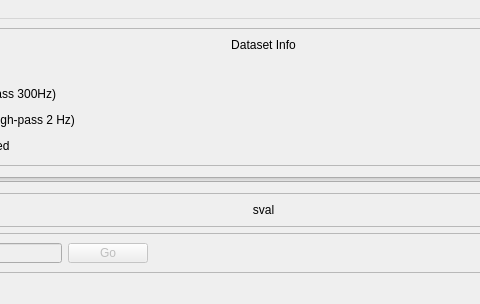
Above: src/viewephys/nav_file.ui from int-brain-lab/viewephys before the change; both pictures show x 129 to 609 and y 0 to 304 of the 785 by 304 pixel window. Below: the same form after it.
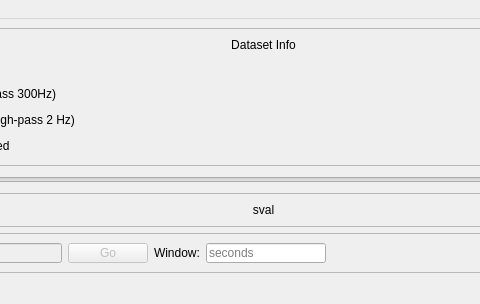
That is the form after the change.

Patch:
```diff
--- a/src/viewephys/nav_file.ui
+++ b/src/viewephys/nav_file.ui
@@ -183,6 +183,32 @@
          </property>
         </widget>
        </item>
+       <item>
+        <widget class="QLabel" name="label_window">
+         <property name="text">
+          <string>Window:</string>
+         </property>
+        </widget>
+       </item>
+       <item>
+        <widget class="QLineEdit" name="lineEdit_window">
+         <property name="enabled">
+          <bool>true</bool>
+         </property>
+         <property name="maximumSize">
+          <size>
+           <width>120</width>
+           <height>16777215</height>
+          </size>
+         </property>
+         <property name="placeholderText">
+          <string>seconds</string>
+         </property>
+         <property name="toolTip">
+          <string>Display window length in seconds.</string>
+         </property>
+        </widget>
+       </item>
        <item>
         <spacer name="horizontalSpacer_jumpTime">
          <property name="orientation">
```
